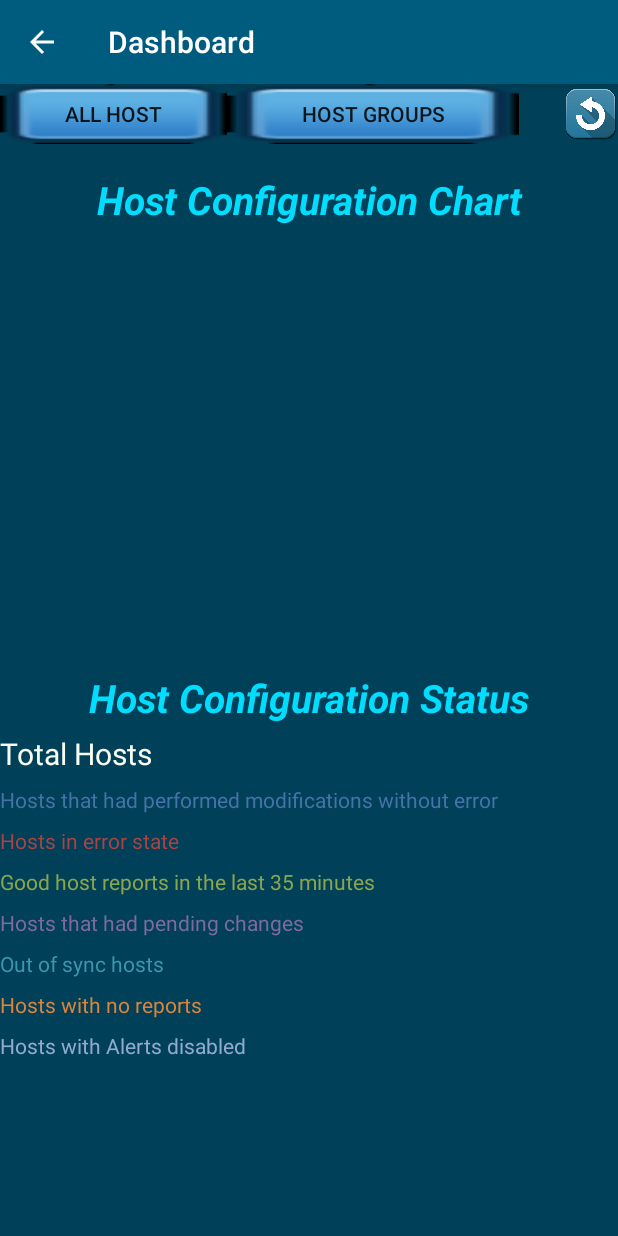
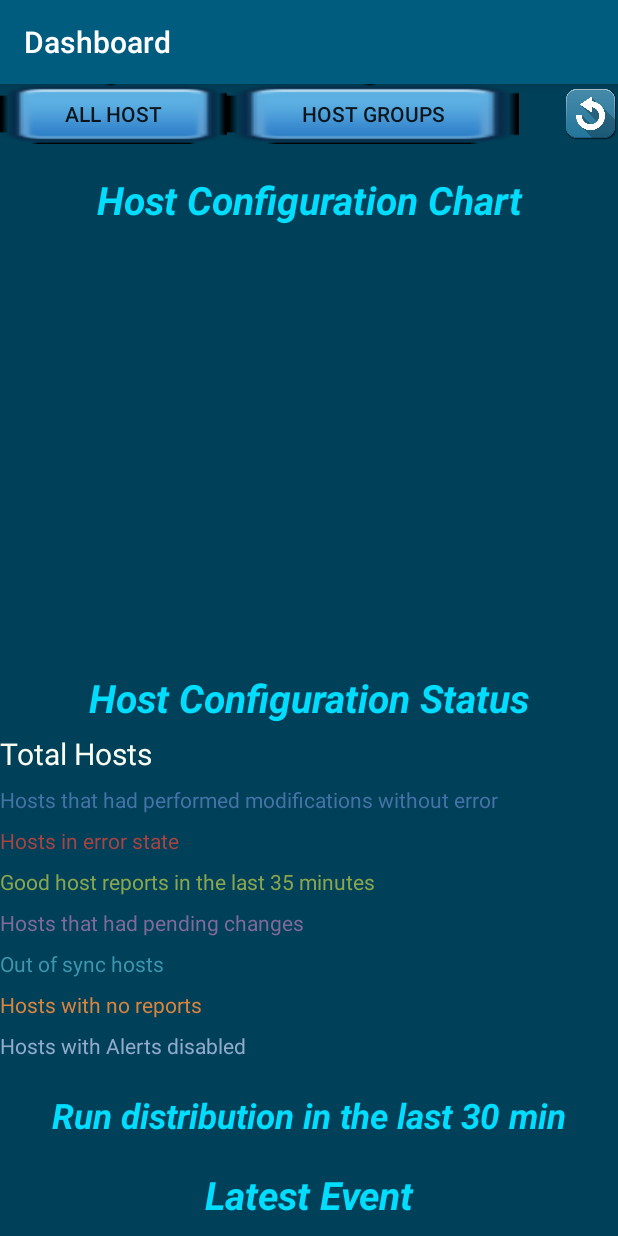
Before and after one commit to xjh666/AMI_IoT, an Android app: the Dashboard screen opened directly, with no data from a screen before it, after a tap on an icon or button, on a phone screen of 412 x 824 dp. Run offline under Robolectric (Android 15) with nearby library versions, the phone set to English and light mode, and no system bars; our stand-ins replace Volley; libraries missing offline, so code that uses them is left out: org.achartengine, org.achartengine.model, org.achartengine.renderer; network calls fail.

Commit message:
no message

```diff
--- a/ForemanProject/app/src/main/java/com/example/foremanproject/Dashboard.java
+++ b/ForemanProject/app/src/main/java/com/example/foremanproject/Dashboard.java
@@ -20,6 +20,7 @@ import org.achartengine.ChartFactory;
 import org.achartengine.model.CategorySeries;
 import org.achartengine.renderer.DefaultRenderer;
 import org.achartengine.renderer.SimpleSeriesRenderer;
+import org.json.JSONArray;
 import org.json.JSONException;
 import org.json.JSONObject;
 
@@ -33,7 +34,7 @@ public class Dashboard extends AppCompatActivity {
     protected void onCreate(Bundle savedInstanceState) {
         super.onCreate(savedInstanceState);
         setTitle("Dashboard");
-        setContentView(R.layout.main_interface);
+        setContentView(R.layout.dashboard);
         mHandler = new Handler();
 
         startRepeatingTask();
@@ -48,7 +49,7 @@ public class Dashboard extends AppCompatActivity {
     Runnable mStatusChecker = new Runnable() {
         @Override
         public void run() {
-            sendRequest();
+            sendRequestForConfigChartAndStatus();
             mHandler.postDelayed(mStatusChecker, mInterval);
         }
     };
@@ -68,19 +69,19 @@ public class Dashboard extends AppCompatActivity {
     }
 
     public void refresh(View view){
-        sendRequest();
+        sendRequestForConfigChartAndStatus();
+        sendRequestForTimeAndEvent();
     }
 
-    private void sendRequest() {
+    private void sendRequestForTimeAndEvent(){
         RequestQueue queue = Volley.newRequestQueue(this);
 
         JsonObjectRequest jsObjRequest = new JsonObjectRequest
-                (Request.Method.GET, (UserInfo.getUrl() + "api/dashboard"), null, new Response.Listener<JSONObject>() {
+                (Request.Method.GET, (UserInfo.getUrl() + "api/hosts"), null, new Response.Listener<JSONObject>() {
                     @Override
                     public void onResponse(JSONObject response) {
                         try {
-                                    getInfo(response);
-
+                            getInfoForTimeAndEvent(response);
                         } catch (JSONException e) {
                             e.printStackTrace();
                         }
@@ -104,7 +105,49 @@ public class Dashboard extends AppCompatActivity {
         queue.add(jsObjRequest);
     }
 
-    private void getInfo(JSONObject response) throws JSONException {
+    private void getInfoForTimeAndEvent(JSONObject response) throws JSONException{
+        JSONArray result = sort((JSONArray)response.get("results"));
+        System.out.println(result.length());
+    }
+
+    private JSONArray sort(JSONArray arr){
+
+        return arr;
+    }
+
+    private void sendRequestForConfigChartAndStatus() {
+        RequestQueue queue = Volley.newRequestQueue(this);
+
+        JsonObjectRequest jsObjRequest = new JsonObjectRequest
+                (Request.Method.GET, (UserInfo.getUrl() + "api/dashboard"), null, new Response.Listener<JSONObject>() {
+                    @Override
+                    public void onResponse(JSONObject response) {
+                        try {
+                            getInfoForConfigChartAndStatus(response);
+                        } catch (JSONException e) {
+                            e.printStackTrace();
+                        }
+                    }
+                }, new Response.ErrorListener() {
+                    @Override
+                    public void onErrorResponse(VolleyError error) {
+
+                    }
+                }) {
+            @Override
+            public Map<String, String> getHeaders() throws AuthFailureError {
+                Map<String, String> headers = new HashMap<>();
+                // add headers <key,value>
+                String auth = Base64.encodeToString(UserInfo.getUNandPW().getBytes(), Base64.NO_WRAP);
+                headers.put("Authorization", "Basic " + auth);
+                return headers;
+            }
+        };
+        // Add the request to the RequestQueue.
+        queue.add(jsObjRequest);
+    }
+
+    private void getInfoForConfigChartAndStatus(JSONObject response) throws JSONException {
         String[] labels = new String[]{"Active ", "Error ", "OK ", "Pending changes ", "Out of sync ", "No reports ", "Notification... "};
 
         int totalHosts = response.getInt("total_hosts");
--- a/ForemanProject/app/src/main/java/com/example/foremanproject/LoginInterface.java
+++ b/ForemanProject/app/src/main/java/com/example/foremanproject/LoginInterface.java
@@ -34,7 +34,7 @@ public class LoginInterface extends AppCompatActivity {
         super.onCreate(savedInstanceState);
         NukeSSLCerts.nuke();
         setTitle("Welcome to Foreman");
-        setContentView(R.layout.activity_login_interface);
+        setContentView(R.layout.login_page);
 
         button = (Button)findViewById(R.id.button);
         urlEdit   = (EditText)findViewById(R.id.URL);
--- a/ForemanProject/app/src/main/res/layout/main_interface.xml
+++ b/ForemanProject/app/src/main/res/layout/dashboard.xml
@@ -264,15 +264,35 @@
 
             </TableLayout>
 
-            <TableLayout
+            <TextView
+                android:id="@+id/textView28"
                 android:layout_width="match_parent"
-                android:layout_height="match_parent">
+                android:layout_height="wrap_content" />
 
-                <TableRow
-                    android:layout_width="match_parent"
-                    android:layout_height="match_parent" />
+            <TextView
+                android:id="@+id/textView27"
+                android:layout_width="match_parent"
+                android:layout_height="wrap_content"
+                android:text="Run distribution in the last 30 min"
+                android:textAlignment="center"
+                android:textColor="@android:color/holo_blue_bright"
+                android:textSize="23sp"
+                android:textStyle="bold|italic" />
 
-            </TableLayout>
+            <TextView
+                android:id="@+id/textView29"
+                android:layout_width="match_parent"
+                android:layout_height="wrap_content" />
+
+            <TextView
+                android:id="@+id/textView30"
+                android:layout_width="match_parent"
+                android:layout_height="wrap_content"
+                android:text="Latest Event"
+                android:textAlignment="center"
+                android:textColor="@android:color/holo_blue_bright"
+                android:textSize="26sp"
+                android:textStyle="bold|italic" />
 
         </LinearLayout>
     </ScrollView>
```
Also changed, not shown: ForemanProject/app/src/main/AndroidManifest.xml (+1 -6 lines), ForemanProject/app/src/main/res/layout/login_page.xml (renamed from ForemanProject/app/src/main/res/layout/activity_login_interface.xml).
